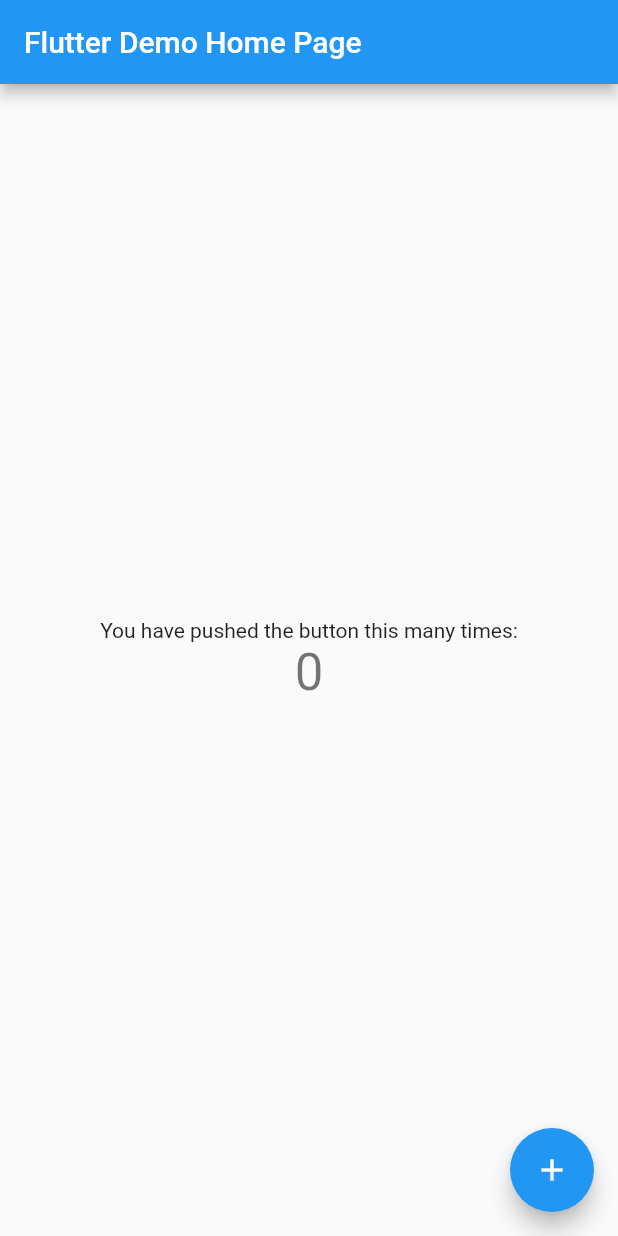
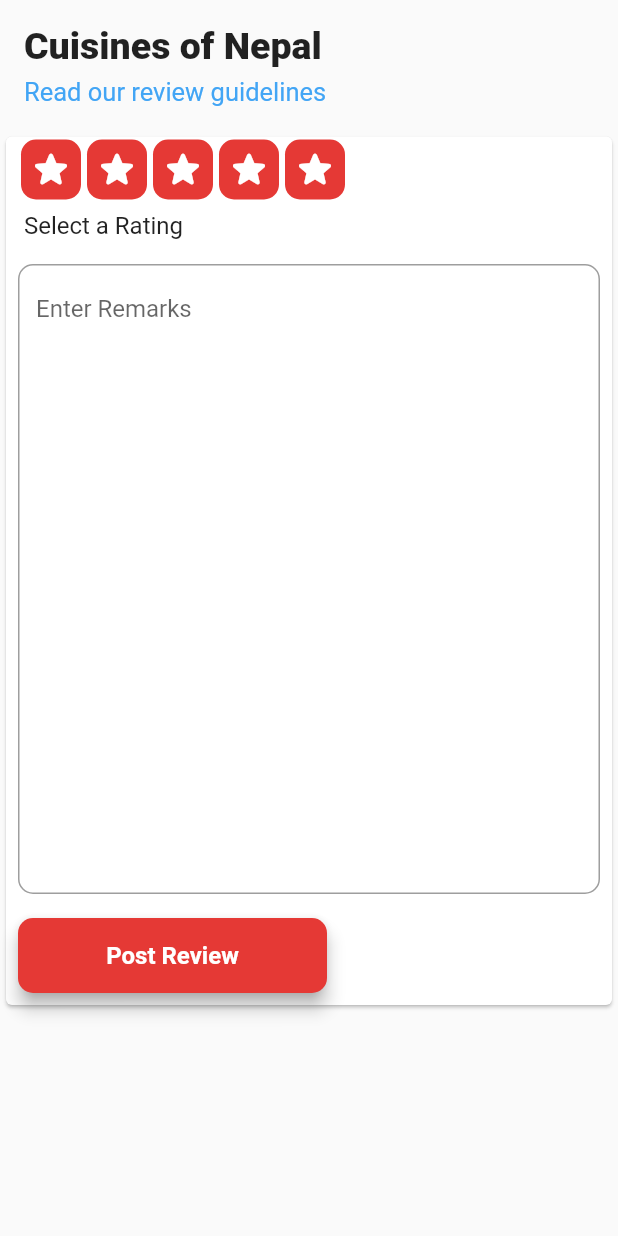
Before and after one commit to TahaMirza50/Bitesy, a Flutter app: the screen it shows after launch, on a phone screen of 412 x 824 dp. Run offline on Flutter 3.47's test engine with Material 2 defaults, Android fonts, the phone set to English and light mode, and no system bars.

Commit message:
Review card, start and screen

```diff
--- a/lib/main.dart
+++ b/lib/main.dart
@@ -1,4 +1,5 @@
 import 'package:flutter/material.dart';
+import 'package:resturant_review_app/src/review/Review.dart';
 
 void main() {
   runApp(const MyApp());
@@ -24,7 +25,10 @@
         // is not restarted.
         primarySwatch: Colors.blue,
       ),
-      home: const MyHomePage(title: 'Flutter Demo Home Page'),
+      home: const Scaffold(
+        body: SafeArea(child: Review()),
+
+      ),
     );
   }
 }
--- /dev/null
+++ b/lib/src/review/Review.dart
@@ -0,0 +1,18 @@
+import 'package:flutter/material.dart';
+import 'package:resturant_review_app/src/review/components/ReviewCard.dart';
+
+import 'WriteAReview.dart';
+
+class Review extends StatelessWidget {
+  const Review({super.key});
+
+  @override
+  Widget build(BuildContext context) {
+    return WriteAReview();
+    // return ListView.builder(
+    //     itemCount: 5,
+    //     itemBuilder: ((context, index) {
+    //       return ReviewCard() as Widget;
+    //     }));
+  }
+}
--- /dev/null
+++ b/lib/src/review/WriteAReview.dart
@@ -0,0 +1,110 @@
+import 'package:flutter/material.dart';
+import 'package:resturant_review_app/src/review/components/Star.dart';
+
+class WriteAReview extends StatelessWidget {
+  const WriteAReview({super.key});
+
+  @override
+  Widget build(BuildContext context) {
+    TextEditingController textarea = TextEditingController();
+
+    return SingleChildScrollView(
+      child: Column(
+        crossAxisAlignment: CrossAxisAlignment.start,
+        children: [
+          Padding(
+            padding: const EdgeInsets.all(16.0),
+            child: Column(
+              crossAxisAlignment: CrossAxisAlignment.start,
+              children: [
+                const Text(
+                  'Cuisines of Nepal',
+                  style: TextStyle(
+                    fontSize: 25,
+                    fontWeight: FontWeight.w800,
+                  ),
+                ),
+                const SizedBox(height: 6),
+                Text(
+                  'Read our review guidelines',
+                  style: TextStyle(
+                      fontSize: 17,
+                      fontWeight: FontWeight.normal,
+                      color: Colors.blue[400]),
+                ),
+              ],
+            ),
+          ),
+          SingleChildScrollView(
+            child: Card(
+              child: Padding(
+                  padding: const EdgeInsets.fromLTRB(8, 0, 8, 8),
+                  child: Column(
+                    crossAxisAlignment: CrossAxisAlignment.start,
+                    children: [
+                      Row(
+                        children: [
+                          for (var i = 0; i < 5; i++) const Star(),
+                        ],
+                      ),
+                      const SizedBox(height: 6),
+                      const Padding(
+                        padding: EdgeInsets.fromLTRB(4, 0, 0, 0),
+                        child: Text("Select a Rating",
+                            style: TextStyle(
+                                fontSize: 16, fontWeight: FontWeight.w400)),
+                      ),
+                      const SizedBox(height: 16),
+                      TextField(
+                        controller: textarea,
+                        keyboardType: TextInputType.multiline,
+                        maxLines: 20,
+                        cursorColor: Colors.grey[800]!,
+                        decoration: InputDecoration(
+                            hintText: "Enter Remarks",
+                            border: OutlineInputBorder(
+                                borderSide: BorderSide(
+                                    width: 0, color: Colors.grey[800]!),
+                                borderRadius: BorderRadius.circular(10)),
+                            focusedBorder: OutlineInputBorder(
+                                borderSide: BorderSide(
+                                    width: 0, color: Colors.grey[800]!))),
+                      ),
+                      const SizedBox(height: 16),
+                      SizedBox(
+                        width: MediaQuery.of(context).size.width / 2,
+                        child: ElevatedButton(
+                          onPressed: () {
+                            print("Hello");
+
+                            // Navigator.pushNamed(context, '/home');
+                          },
+                          child: const Text("Post Review"),
+                          style: ElevatedButton.styleFrom(
+                            textStyle: const TextStyle(
+                              fontSize: 16,
+                              fontWeight: FontWeight.bold,
+                            ),
+                            minimumSize: const Size(200, 50),
+                            shadowColor: Colors.grey,
+                            elevation: 5,
+                            backgroundColor: Colors.red[600],
+                            side: const BorderSide(
+                                color: Colors.transparent,
+                                width: 2,
+                                style: BorderStyle.solid),
+                            shape: RoundedRectangleBorder(
+                              borderRadius: BorderRadius.circular(10),
+                            ),
+                          ),
+                        ),
+                      ),
+                    ],
+                  )),
+            ),
+          )
+        ],
+      ),
+    );
+  }
+}
--- /dev/null
+++ b/lib/src/review/components/Star.dart
@@ -0,0 +1,22 @@
+import 'package:flutter/material.dart';
+
+class Star extends StatelessWidget {
+  const Star({super.key});
+
+  @override
+  Widget build(BuildContext context) {
+    return Padding(
+      padding: const EdgeInsets.all(2.0),
+      child: Container(
+        width: 40,
+        height: 40,
+        decoration: BoxDecoration(
+          color: Colors.red[600],
+          borderRadius: BorderRadius.circular(10),
+        ),
+        child: Center(
+            child: Icon(Icons.star_rounded, color: Colors.white, size: 30)),
+      ),
+    );
+  }
+}
```
Also changed, not shown: lib/src/review/components/ReviewCard.dart (added, +86 -0 lines).
